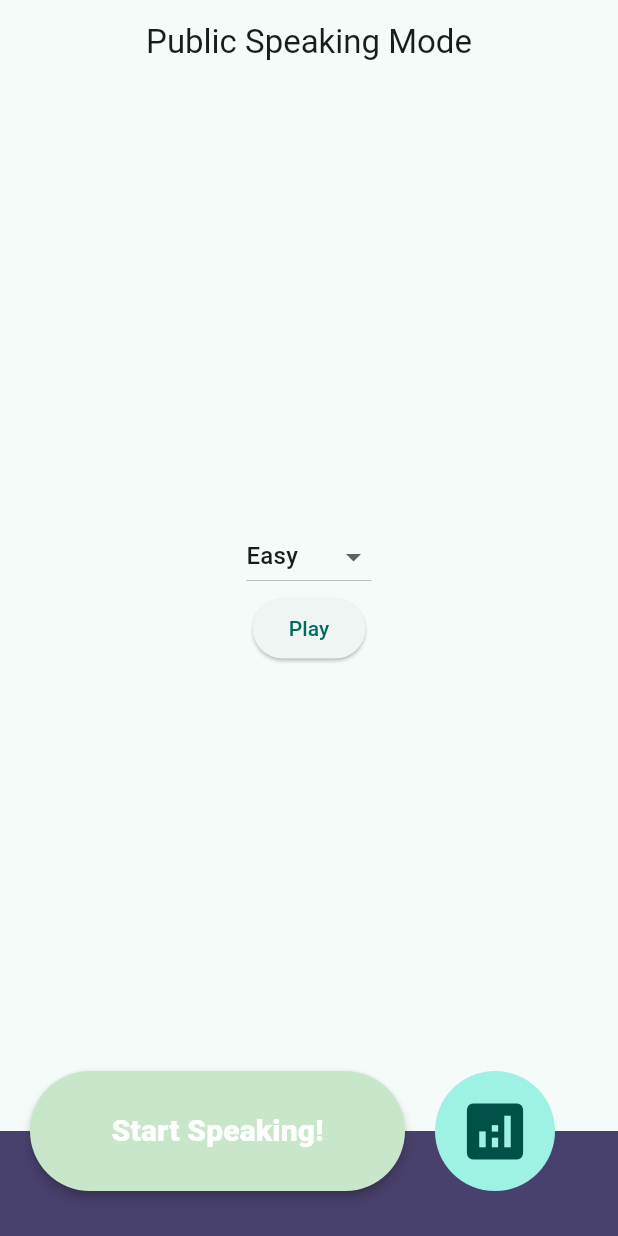
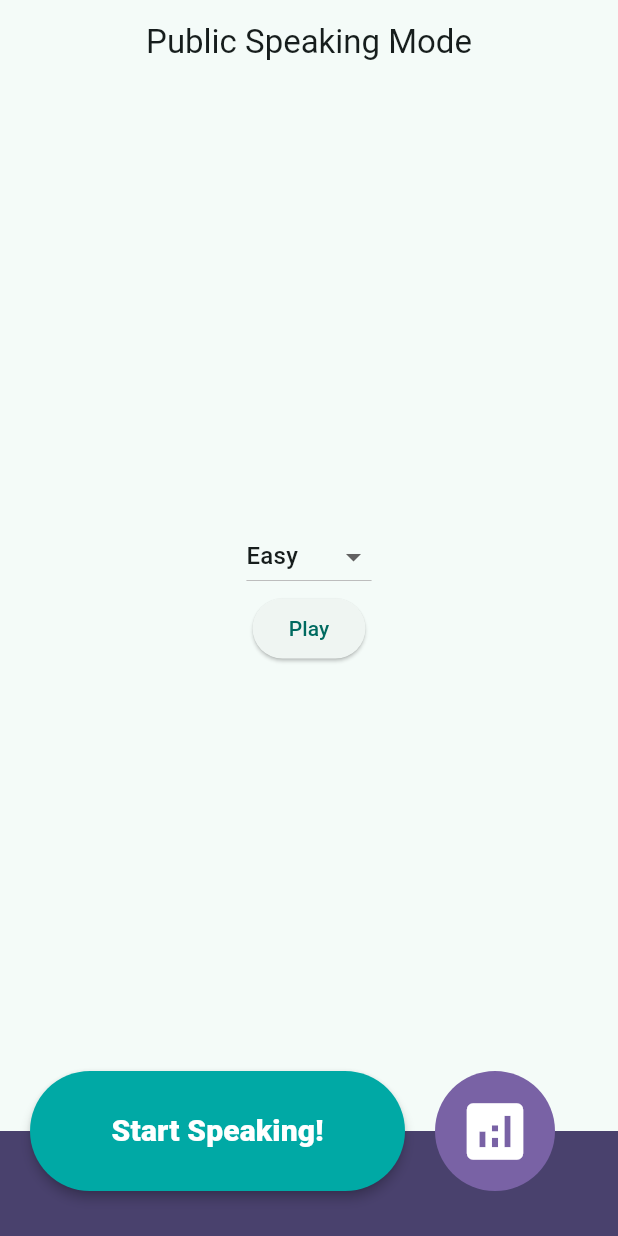
Before and after one commit to kemdav/voquadro, a Flutter app: the PublicSpeakingSelectionPage screen opened directly, after a tap on the "analytics" icon, on a phone screen of 412 x 824 dp. Run offline on Flutter 3.47's test engine with Material 3 defaults, Android fonts, the phone set to English and light mode, and no system bars; our stand-ins replace flutter_dotenv, supabase_flutter; accounts and stored records are empty.

```diff
--- a/lib/views/widgets/navbar_mode.dart
+++ b/lib/views/widgets/navbar_mode.dart
@@ -50,7 +50,7 @@ class _NavbarModeState extends State<NavbarMode> {
                     shape: const StadiumBorder(),
                     onPressed: () {
                     },
-                    backgroundColor: const Color(0xFFC8E6C9),
+                    backgroundColor: "00A9A5".toColor(),
                     elevation: 3.0,
                     child: Column(
                       mainAxisAlignment: MainAxisAlignment.center,
@@ -66,10 +66,11 @@ class _NavbarModeState extends State<NavbarMode> {
                 ),
                 SizedBox(width: 20,),
                 CircleAvatar(
+                  backgroundColor: "7962A5".toColor(),
                   radius: 40,
                   child: IconButton(onPressed: () {
 
-                  }, icon: Icon(Icons.analytics), iconSize: 50,),
+                  }, icon: Icon(Icons.analytics), iconSize: 50, color: Colors.white,),
                 )
               ],
             ),
```
